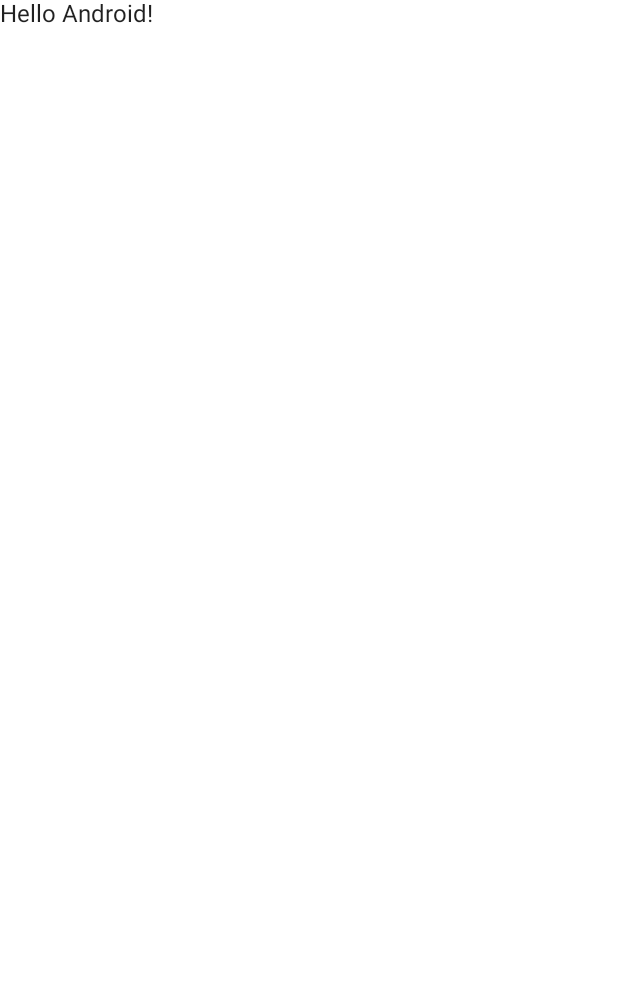
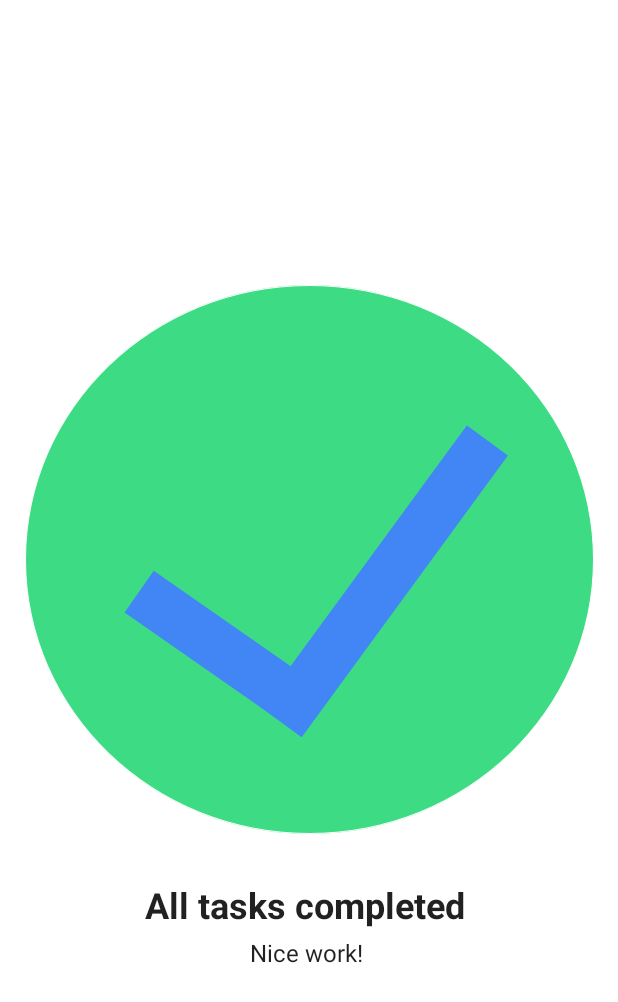
Before and after one commit to Stlnss/TaskManager, an Android app built with Jetpack Compose: the screen it shows after launch (MainActivity), on a phone screen of 412 x 824 dp. Before the commit the part shown is almost empty. Shown: the top 1002 px of the screen. Run offline under Robolectric (Android 15) with nearby library versions, the phone set to English and light mode, and no system bars.

Commit message:
Add all tasks complete screen

```diff
--- a/app/src/main/java/com/still/taskmanager/MainActivity.kt
+++ b/app/src/main/java/com/still/taskmanager/MainActivity.kt
@@ -3,13 +3,21 @@ package com.still.taskmanager
 import android.os.Bundle
 import androidx.activity.ComponentActivity
 import androidx.activity.compose.setContent
-import androidx.compose.foundation.layout.fillMaxSize
+import androidx.compose.foundation.Image
+import androidx.compose.foundation.layout.*
 import androidx.compose.material.MaterialTheme
 import androidx.compose.material.Surface
 import androidx.compose.material.Text
 import androidx.compose.runtime.Composable
+import androidx.compose.ui.Alignment
 import androidx.compose.ui.Modifier
+import androidx.compose.ui.graphics.painter.Painter
+import androidx.compose.ui.res.painterResource
+import androidx.compose.ui.res.stringResource
+import androidx.compose.ui.text.font.FontWeight
 import androidx.compose.ui.tooling.preview.Preview
+import androidx.compose.ui.unit.dp
+import androidx.compose.ui.unit.sp
 import com.still.taskmanager.ui.theme.TaskManagerTheme
 
 class MainActivity : ComponentActivity() {
@@ -22,7 +30,7 @@ class MainActivity : ComponentActivity() {
                     modifier = Modifier.fillMaxSize(),
                     color = MaterialTheme.colors.background
                 ) {
-                    Greeting("Android")
+                    AllTaskCompleteScreen()
                 }
             }
         }
@@ -30,14 +38,49 @@ class MainActivity : ComponentActivity() {
 }
 
 @Composable
-fun Greeting(name: String) {
-    Text(text = "Hello $name!")
+fun AllTaskCompleteScreen() {
+    CompleteCard(
+        image = painterResource(id = R.drawable.ic_task_completed),
+        allCompleteText = stringResource(id = R.string.all_tasks_completed),
+        niceWorkText = stringResource(id = R.string.nice_work)
+    )
+}
+
+@Composable
+fun CompleteCard(
+    modifier: Modifier = Modifier,
+    image: Painter,
+    allCompleteText: String,
+    niceWorkText: String
+) {
+    Column(
+        modifier = modifier
+            .fillMaxHeight()
+            .fillMaxWidth(),
+        horizontalAlignment = Alignment.CenterHorizontally,
+        verticalArrangement = Arrangement.Center
+    ) {
+        Image(painter = image, contentDescription = null)
+        Text(
+            text = allCompleteText,
+            fontSize = 24.sp,
+            fontWeight = FontWeight.Bold,
+            modifier = modifier.padding(
+                top = 24.dp,
+                bottom = 8.dp
+            )
+        )
+        Text(
+            text = niceWorkText,
+            fontSize = 16.sp
+        )
+    }
 }
 
 @Preview(showBackground = true)
 @Composable
 fun DefaultPreview() {
     TaskManagerTheme {
-        Greeting("Android")
+        AllTaskCompleteScreen()
     }
 }
--- a/app/src/main/res/values/strings.xml
+++ b/app/src/main/res/values/strings.xml
@@ -1,3 +1,5 @@
 <resources>
     <string name="app_name">TaskManager</string>
+    <string name="all_tasks_completed">"All tasks completed "</string>
+    <string name="nice_work">"Nice work! "</string>
 </resources>
```
Also changed, not shown: app/src/main/res/drawable-nodpi/ic_task_completed.png (added).
